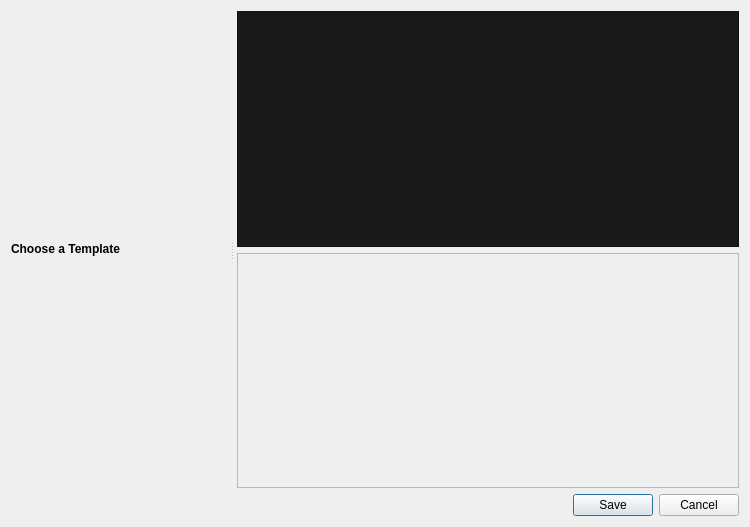
Old version of the form src/windows/ui/title-editor.ui in the repository OpenShot/openshot-qt.
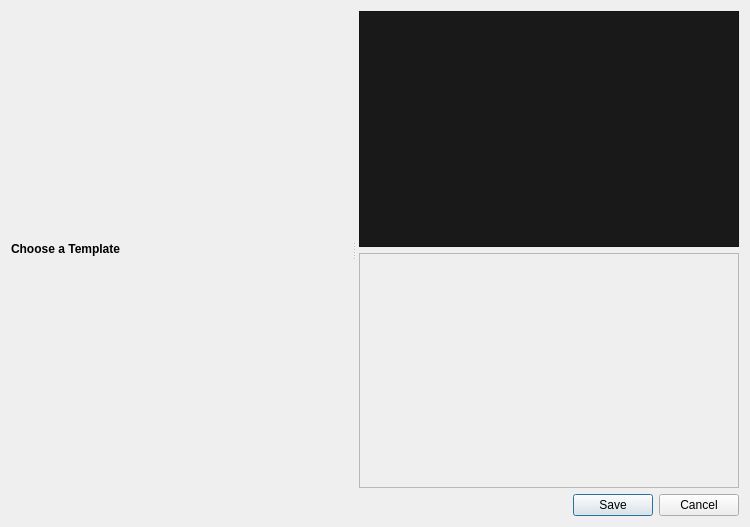
New version of the form. Icons and pictures are not drawn.

Commit message: Fixing a few small Title editor issues on Windows

Diff of the .ui file:
```diff
--- a/src/windows/ui/title-editor.ui
+++ b/src/windows/ui/title-editor.ui
@@ -31,7 +31,7 @@
      </property>
     </widget>
    </item>
-   <item row="1" column="0">
+   <item row="0" column="0">
     <widget class="QSplitter" name="splitter">
      <property name="orientation">
       <enum>Qt::Horizontal</enum>
@@ -42,7 +42,7 @@
      <widget class="QWidget" name="widget" native="true">
       <property name="sizePolicy">
        <sizepolicy hsizetype="MinimumExpanding" vsizetype="Preferred">
-        <horstretch>0</horstretch>
+        <horstretch>1</horstretch>
         <verstretch>0</verstretch>
        </sizepolicy>
       </property>
@@ -54,7 +54,7 @@
       </property>
       <property name="maximumSize">
        <size>
-        <width>340</width>
+        <width>16777215</width>
         <height>16777215</height>
        </size>
       </property>
@@ -85,9 +85,21 @@
       </layout>
      </widget>
      <widget class="QWidget" name="widget_2" native="true">
+      <property name="sizePolicy">
+       <sizepolicy hsizetype="Preferred" vsizetype="Preferred">
+        <horstretch>0</horstretch>
+        <verstretch>0</verstretch>
+       </sizepolicy>
+      </property>
       <layout class="QGridLayout" name="gridLayout_3">
        <item row="2" column="0">
         <widget class="QScrollArea" name="scrollArea">
+         <property name="minimumSize">
+          <size>
+           <width>380</width>
+           <height>0</height>
+          </size>
+         </property>
          <property name="widgetResizable">
           <bool>true</bool>
          </property>
@@ -96,7 +108,7 @@
            <rect>
             <x>0</x>
             <y>0</y>
-            <width>440</width>
+            <width>338</width>
             <height>224</height>
            </rect>
           </property>
```
The commit also changes 2 other files.
